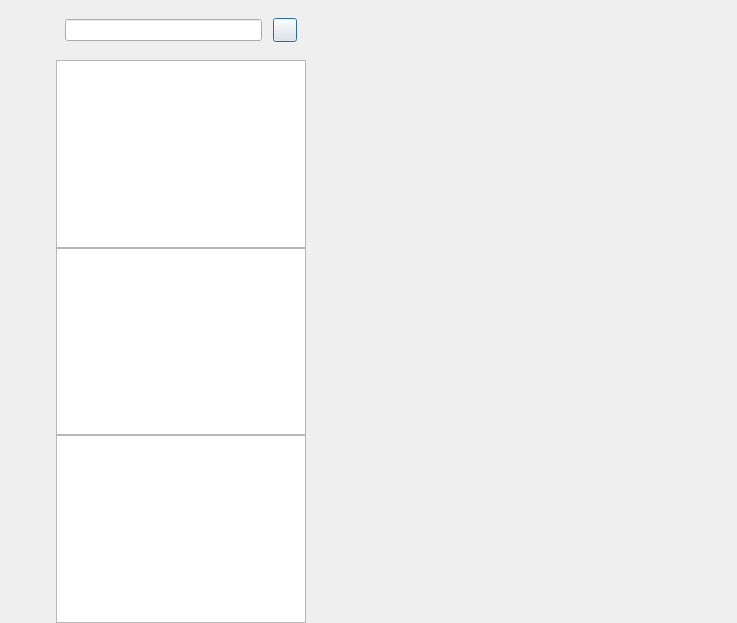
Old version of the form client/zxnchat/chatdialog.ui in the repository PIGcanstudy/zxnChat.
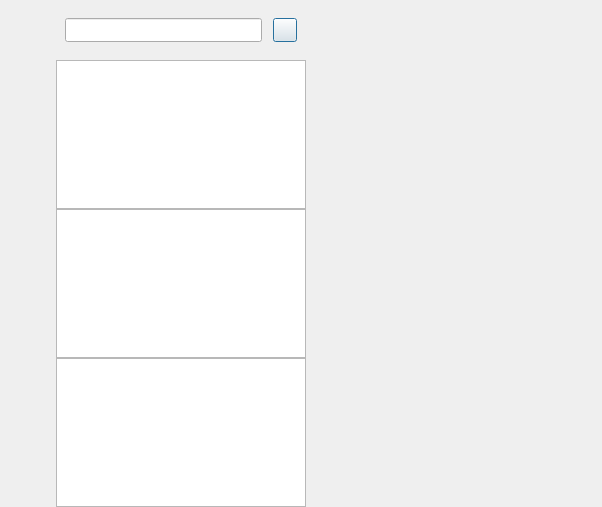
New version of the form. Custom widgets are drawn as their Qt base class.

What changed in the file:
```diff
--- a/client/zxnchat/chatdialog.ui
+++ b/client/zxnchat/chatdialog.ui
@@ -6,8 +6,8 @@
    <rect>
     <x>0</x>
     <y>0</y>
-    <width>737</width>
-    <height>623</height>
+    <width>602</width>
+    <height>507</height>
    </rect>
   </property>
   <property name="windowTitle">
@@ -49,7 +49,10 @@
        <height>16777215</height>
       </size>
      </property>
-     <layout class="QVBoxLayout" name="verticalLayout">
+     <layout class="QVBoxLayout" name="verticalLayout_4">
+      <property name="spacing">
+       <number>30</number>
+      </property>
       <property name="leftMargin">
        <number>10</number>
       </property>
@@ -77,62 +80,18 @@
          <property name="bottomMargin">
           <number>0</number>
          </property>
-         <item>
-          <widget class="QLabel" name="side_chat_lb">
-           <property name="sizePolicy">
-            <sizepolicy hsizetype="Preferred" vsizetype="Preferred">
-             <horstretch>0</horstretch>
-             <verstretch>0</verstretch>
-            </sizepolicy>
-           </property>
-           <property name="minimumSize">
-            <size>
-             <width>30</width>
-             <height>30</height>
-            </size>
-           </property>
-           <property name="maximumSize">
-            <size>
-             <width>30</width>
-             <height>30</height>
-            </size>
-           </property>
-           <property name="text">
-            <string/>
-           </property>
-          </widget>
-         </item>
-         <item>
-          <widget class="QLabel" name="side_contact_lb">
-           <property name="minimumSize">
-            <size>
-             <width>30</width>
-             <height>30</height>
-            </size>
-           </property>
-           <property name="maximumSize">
-            <size>
-             <width>30</width>
-             <height>30</height>
-            </size>
-           </property>
-           <property name="text">
-            <string/>
-           </property>
-          </widget>
-         </item>
          <item>
           <widget class="QLabel" name="side_head_lb">
            <property name="minimumSize">
             <size>
-             <width>30</width>
-             <height>30</height>
+             <width>35</width>
+             <height>35</height>
             </size>
            </property>
            <property name="maximumSize">
             <size>
-             <width>30</width>
-             <height>30</height>
+             <width>35</width>
+             <height>35</height>
             </size>
            </property>
            <property name="text">
@@ -140,6 +99,38 @@
            </property>
           </widget>
          </item>
+         <item>
+          <widget class="StateWidget" name="side_chat_lb" native="true">
+           <property name="minimumSize">
+            <size>
+             <width>30</width>
+             <height>30</height>
+            </size>
+           </property>
+           <property name="maximumSize">
+            <size>
+             <width>30</width>
+             <height>30</height>
+            </size>
+           </property>
+          </widget>
+         </item>
+         <item>
+          <widget class="StateWidget" name="side_contact_lb" native="true">
+           <property name="minimumSize">
+            <size>
+             <width>30</width>
+             <height>30</height>
+            </size>
+           </property>
+           <property name="maximumSize">
+            <size>
+             <width>30</width>
+             <height>30</height>
+            </size>
+           </property>
+          </widget>
+         </item>
         </layout>
        </widget>
       </item>
@@ -161,13 +152,25 @@
    </item>
    <item>
     <widget class="QWidget" name="chat_user_wid" native="true">
+     <property name="sizePolicy">
+      <sizepolicy hsizetype="Preferred" vsizetype="Expanding">
+       <horstretch>0</horstretch>
+       <verstretch>0</verstretch>
+      </sizepolicy>
+     </property>
+     <property name="minimumSize">
+      <size>
+       <width>250</width>
+       <height>0</height>
+      </size>
+     </property>
      <property name="maximumSize">
       <size>
        <width>250</width>
        <height>16777215</height>
       </size>
      </property>
-     <layout class="QVBoxLayout" name="verticalLayout_2">
+     <layout class="QVBoxLayout" name="verticalLayout">
       <property name="spacing">
        <number>0</number>
       </property>
@@ -214,7 +217,20 @@
           <number>9</number>
          </property>
          <item>
-          <widget class="CustomizeEdit" name="search_edit"/>
+          <widget class="CustomizeEdit" name="search_edit">
+           <property name="minimumSize">
+            <size>
+             <width>0</width>
+             <height>24</height>
+            </size>
+           </property>
+           <property name="maximumSize">
+            <size>
+             <width>16777215</width>
+             <height>24</height>
+            </size>
+           </property>
+          </widget>
          </item>
          <item>
           <spacer name="horizontalSpacer">
@@ -255,21 +271,40 @@
        </widget>
       </item>
       <item>
-       <widget class="ChatUserList" name="chat_user_list"/>
+       <widget class="SearchList" name="search_list"/>
       </item>
       <item>
-       <widget class="QListWidget" name="search_list"/>
+       <widget class="ChatUserList" name="chat_user_list">
+        <property name="minimumSize">
+         <size>
+          <width>250</width>
+          <height>0</height>
+         </size>
+        </property>
+        <property name="maximumSize">
+         <size>
+          <width>250</width>
+          <height>16777215</height>
+         </size>
+        </property>
+       </widget>
       </item>
       <item>
-       <widget class="QListWidget" name="con_user_list"/>
+       <widget class="ContactUserList" name="con_user_list"/>
       </item>
      </layout>
     </widget>
    </item>
    <item>
     <widget class="QStackedWidget" name="stackedWidget">
+     <property name="minimumSize">
+      <size>
+       <width>50</width>
+       <height>0</height>
+      </size>
+     </property>
      <property name="currentIndex">
-      <number>0</number>
+      <number>1</number>
      </property>
      <widget class="ChatPage" name="chat_page"/>
      <widget class="QWidget" name="friends_apply_page"/>
@@ -293,10 +328,38 @@
    <extends>QListWidget</extends>
    <header location="global">chatuserlist.h</header>
   </customwidget>
+  <customwidget>
+   <class>StateWidget</class>
+   <extends>QWidget</extends>
+   <header location="global">statewidget.h</header>
+   <container>1</container>
+  </customwidget>
+  <customwidget>
+   <class>SearchList</class>
+   <extends>QListWidget</extends>
+   <header>searchlist.h</header>
+  </customwidget>
+  <customwidget>
+   <class>ContactUserList</class>
+   <extends>QListWidget</extends>
+   <header location="global">contactuserlist.h</header>
+  </customwidget>
+  <customwidget>
+   <class>ApplyFriendPage</class>
+   <extends>QWidget</extends>
+   <header location="global">applyfriendpage.h</header>
+   <container>1</container>
+  </customwidget>
   <customwidget>
    <class>ChatPage</class>
    <extends>QWidget</extends>
-   <header location="global">chatpage.h</header>
+   <header>chatpage.h</header>
+   <container>1</container>
+  </customwidget>
+  <customwidget>
+   <class>FriendInfoPage</class>
+   <extends>QWidget</extends>
+   <header location="global">friendinfopage.h</header>
    <container>1</container>
   </customwidget>
  </customwidgets>
```
Left out of the diff: 19 changed lines with no effect on the pictures.
